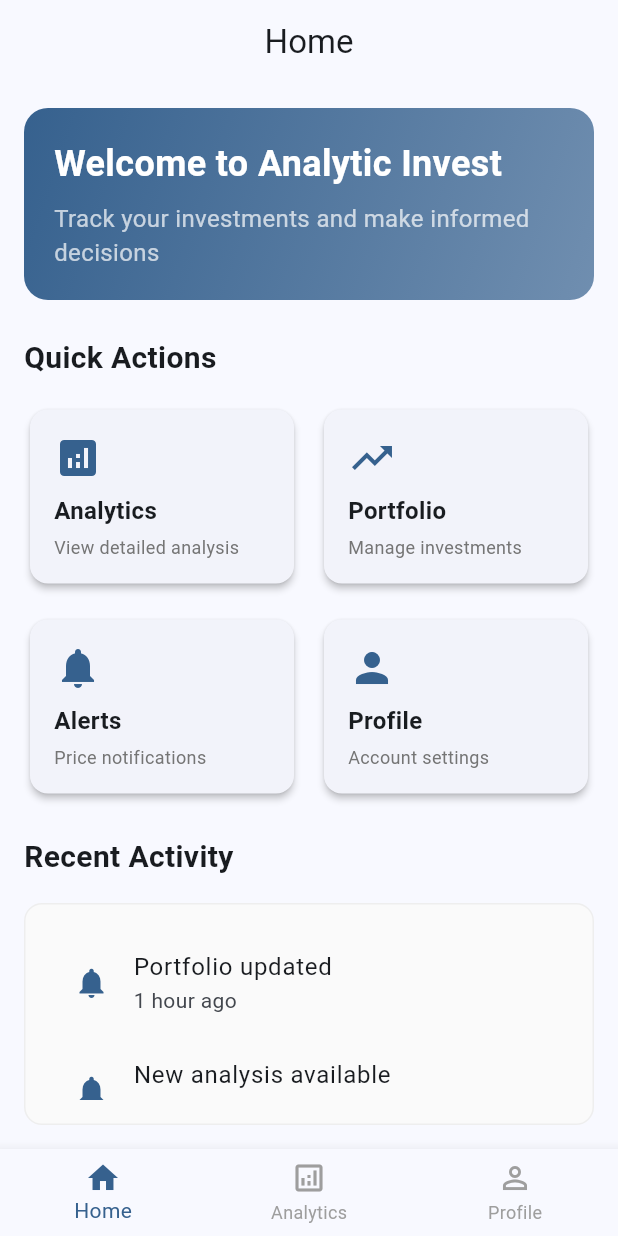
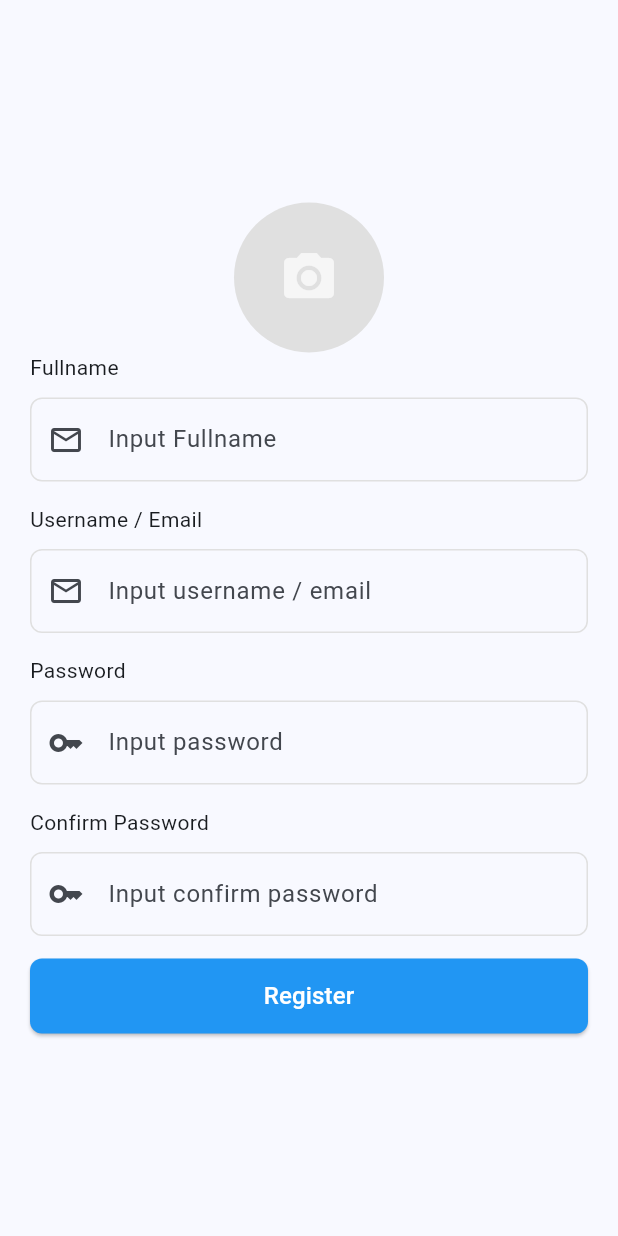
Before and after one commit to kidto1412/clean-architecture-cubit, a Flutter app: the screen it shows after launch, on a phone screen of 412 x 824 dp. Run offline on Flutter 3.47's test engine with Material 3 defaults, Android fonts, the phone set to English and light mode, and no system bars; our stand-ins replace dartz, dio, equatable, flutter_bloc, flutter_screenutil, get_it and 2 more.

Commit message:
added login and register page

```diff
--- /dev/null
+++ b/lib/core/theme/theme.dart
@@ -0,0 +1,6 @@
+import 'package:flutter/material.dart';
+
+const blackTextStyle =
+    TextStyle(color: Colors.black, fontWeight: FontWeight.bold, fontSize: 24.0);
+
+const greyTextStyle = TextStyle(color: Colors.grey);
--- /dev/null
+++ b/lib/features/register/presentation/pages/register_page.dart
@@ -0,0 +1,116 @@
+import 'dart:io';
+
+import 'package:analytic_invest/global/widgets/CustomTextField.dart';
+import 'package:flutter/material.dart';
+import 'package:image_picker/image_picker.dart';
+
+class RegisterPage extends StatefulWidget {
+  const RegisterPage({super.key});
+
+  @override
+  State<RegisterPage> createState() => _RegisterPageState();
+}
+
+class _RegisterPageState extends State<RegisterPage> {
+  File? _imageFile;
+  final ImagePicker _picker = ImagePicker();
+  @override
+  Widget build(BuildContext context) {
+    return Scaffold(
+      body: SafeArea(
+          child: Column(
+        crossAxisAlignment: CrossAxisAlignment.start,
+        mainAxisAlignment: MainAxisAlignment.center,
+        children: [
+          Center(
+            child: GestureDetector(
+              onTap: _showImageSourceDialog,
+              child: CircleAvatar(
+                radius: 50,
+                backgroundColor: Colors.grey[300],
+                backgroundImage:
+                    _imageFile != null ? FileImage(_imageFile!) : null,
+                child: _imageFile == null
+                    ? Icon(Icons.camera_alt, size: 40, color: Colors.white70)
+                    : null,
+              ),
+            ),
+          ),
+          CustomTextField(
+            label: 'Fullname',
+            hint: 'Input Fullname',
+            iconName: Icons.email_outlined,
+          ),
+          CustomTextField(
+            label: 'Username / Email',
+            hint: 'Input username / email',
+            iconName: Icons.email_outlined,
+          ),
+          CustomTextField(
+            label: 'Password',
+            hint: 'Input password',
+            obscureText: true,
+            iconName: Icons.key,
+          ),
+          CustomTextField(
+            label: 'Confirm Password',
+            hint: 'Input confirm password',
+            obscureText: true,
+            iconName: Icons.key,
+          ),
+          Container(
+              margin: EdgeInsets.symmetric(horizontal: 20.0),
+              width: double.infinity,
+              height: 50,
+              child: ElevatedButton(
+                onPressed: () {},
+                child: Text(
+                  'Register',
+                  style: TextStyle(color: Colors.white, fontSize: 16),
+                ),
+                style: ElevatedButton.styleFrom(backgroundColor: Colors.blue),
+              )),
+        ],
+      )),
+    );
+  }
+
+  Future<XFile?> _pickImage(ImageSource imageSource) async {
+    final XFile? pickedFile = await _picker.pickImage(source: imageSource);
+    if (pickedFile != null) {
+      setState(() {
+        _imageFile = File(pickedFile.path);
+      });
+    }
+  }
+
+  void _showImageSourceDialog() {
+    showModalBottomSheet(
+      context: context,
+      builder: (context) {
+        return SafeArea(
+          child: Wrap(
+            children: <Widget>[
+              ListTile(
+                leading: Icon(Icons.camera_alt),
+                title: Text('Ambil dari Kamera'),
+                onTap: () {
+                  Navigator.pop(context);
+                  _pickImage(ImageSource.camera);
+                },
+              ),
+              ListTile(
+                leading: Icon(Icons.photo),
+                title: Text('Pilih dari Galeri'),
+                onTap: () {
+                  Navigator.pop(context);
+                  _pickImage(ImageSource.gallery);
+                },
+              ),
+            ],
+          ),
+        );
+      },
+    );
+  }
+}
--- /dev/null
+++ b/lib/global/widgets/CustomTextField.dart
@@ -0,0 +1,40 @@
+import 'package:flutter/material.dart';
+
+class CustomTextField extends StatelessWidget {
+  final String label;
+  final String hint;
+  late bool? obscureText;
+  final IconData? iconName;
+  CustomTextField(
+      {required this.label,
+      required this.hint,
+      this.obscureText,
+      this.iconName});
+
+  @override
+  Widget build(BuildContext context) {
+    return Column(
+      crossAxisAlignment: CrossAxisAlignment.start,
+      children: [
+        Container(
+          margin: EdgeInsets.only(left: 20.0),
+          child: Text(
+            label,
+          ),
+        ),
+        Container(
+            margin: EdgeInsets.only(
+                left: 20.0, right: 20.0, top: 10.0, bottom: 15.0),
+            child: TextField(
+              obscureText: obscureText ?? false,
+              decoration: InputDecoration(
+                prefixIcon: Icon(iconName),
+                border: OutlineInputBorder(
+                    borderRadius: BorderRadius.circular(30.0)),
+                hintText: hint,
+              ),
+            )),
+      ],
+    );
+  }
+}
--- a/lib/main.dart
+++ b/lib/main.dart
@@ -1,3 +1,5 @@
+import 'package:analytic_invest/features/authentication/presentation/pages/signin_page.dart';
+import 'package:analytic_invest/features/register/presentation/pages/register_page.dart';
 import 'package:flutter/material.dart';
 import 'package:flutter_bloc/flutter_bloc.dart';
 import 'package:flutter_screenutil/flutter_screenutil.dart';
@@ -45,7 +47,7 @@ class MyApp extends StatelessWidget {
             title: 'Analytic Invest',
             theme: AppTheme.lightTheme,
             darkTheme: AppTheme.darkTheme,
-            home: const MainPage(),
+            home: const RegisterPage(),
           ),
         );
       },
```
Also changed, not shown: lib/features/authentication/presentation/pages/signin_page.dart (added, +102 -0 lines), pubspec.yaml (+12 -33 lines), pubspec.lock, 5 other files.
